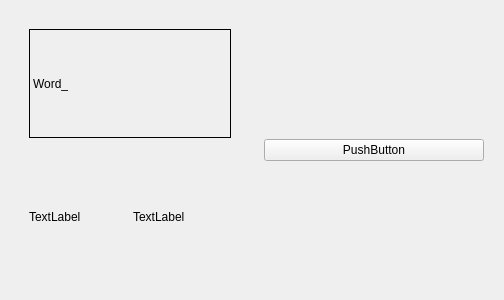
drinch/LanguageLearner, file LanguageLearner/wordcard.ui: the form before one commit.
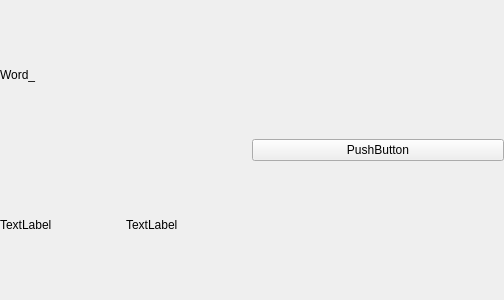
The form after the commit.

Commit message:
添加释义显示
给WordCard类的showWord()添加了显示释义的部分

```diff
--- a/LanguageLearner/wordcard.ui
+++ b/LanguageLearner/wordcard.ui
@@ -14,34 +14,91 @@
    <string>Form</string>
   </property>
   <layout class="QHBoxLayout" name="horizontalLayout">
+   <property name="spacing">
+    <number>0</number>
+   </property>
+   <property name="leftMargin">
+    <number>0</number>
+   </property>
+   <property name="topMargin">
+    <number>0</number>
+   </property>
+   <property name="rightMargin">
+    <number>0</number>
+   </property>
+   <property name="bottomMargin">
+    <number>0</number>
+   </property>
    <item>
     <widget class="QWidget" name="InfoWidget_" native="true">
+     <property name="sizePolicy">
+      <sizepolicy hsizetype="Minimum" vsizetype="Minimum">
+       <horstretch>0</horstretch>
+       <verstretch>0</verstretch>
+      </sizepolicy>
+     </property>
      <property name="minimumSize">
       <size>
-       <width>50</width>
-       <height>50</height>
+       <width>0</width>
+       <height>0</height>
       </size>
      </property>
      <layout class="QVBoxLayout" name="verticalLayout">
+      <property name="spacing">
+       <number>0</number>
+      </property>
+      <property name="leftMargin">
+       <number>0</number>
+      </property>
+      <property name="topMargin">
+       <number>0</number>
+      </property>
+      <property name="rightMargin">
+       <number>0</number>
+      </property>
+      <property name="bottomMargin">
+       <number>0</number>
+      </property>
       <item>
        <widget class="QWidget" name="Title_" native="true">
+        <property name="sizePolicy">
+         <sizepolicy hsizetype="Minimum" vsizetype="Minimum">
+          <horstretch>0</horstretch>
+          <verstretch>0</verstretch>
+         </sizepolicy>
+        </property>
         <property name="minimumSize">
          <size>
-          <width>40</width>
-          <height>40</height>
+          <width>0</width>
+          <height>0</height>
          </size>
         </property>
         <layout class="QHBoxLayout" name="horizontalLayout_2">
+         <property name="spacing">
+          <number>0</number>
+         </property>
+         <property name="leftMargin">
+          <number>0</number>
+         </property>
+         <property name="topMargin">
+          <number>0</number>
+         </property>
+         <property name="rightMargin">
+          <number>0</number>
+         </property>
+         <property name="bottomMargin">
+          <number>0</number>
+         </property>
          <item>
           <widget class="QLabel" name="Word_">
            <property name="minimumSize">
             <size>
-             <width>40</width>
-             <height>40</height>
+             <width>0</width>
+             <height>0</height>
             </size>
            </property>
            <property name="frameShape">
-            <enum>QFrame::Box</enum>
+            <enum>QFrame::NoFrame</enum>
            </property>
            <property name="text">
             <string>Word_</string>
@@ -53,9 +110,33 @@
       </item>
       <item>
        <widget class="QWidget" name="Context_" native="true">
+        <property name="sizePolicy">
+         <sizepolicy hsizetype="Minimum" vsizetype="Minimum">
+          <horstretch>0</horstretch>
+          <verstretch>0</verstretch>
+         </sizepolicy>
+        </property>
         <layout class="QHBoxLayout" name="horizontalLayout_3">
+         <property name="spacing">
+          <number>0</number>
+         </property>
+         <property name="leftMargin">
+          <number>0</number>
+         </property>
+         <property name="topMargin">
+          <number>0</number>
+         </property>
+         <property name="rightMargin">
+          <number>0</number>
+         </property>
+         <property name="bottomMargin">
+          <number>0</number>
+         </property>
          <item>
           <widget class="QLabel" name="Property_">
+           <property name="frameShape">
+            <enum>QFrame::NoFrame</enum>
+           </property>
            <property name="text">
             <string>TextLabel</string>
            </property>
@@ -63,6 +144,9 @@
          </item>
          <item>
           <widget class="QLabel" name="Meaning_">
+           <property name="frameShape">
+            <enum>QFrame::NoFrame</enum>
+           </property>
            <property name="text">
             <string>TextLabel</string>
            </property>
@@ -77,6 +161,21 @@
    <item>
     <widget class="QWidget" name="OptWidget_" native="true">
      <layout class="QVBoxLayout" name="verticalLayout_2">
+      <property name="spacing">
+       <number>0</number>
+      </property>
+      <property name="leftMargin">
+       <number>0</number>
+      </property>
+      <property name="topMargin">
+       <number>0</number>
+      </property>
+      <property name="rightMargin">
+       <number>0</number>
+      </property>
+      <property name="bottomMargin">
+       <number>0</number>
+      </property>
       <item>
        <widget class="QPushButton" name="DeleteButton_">
         <property name="text">
```
The commit also changes 2 other files.
